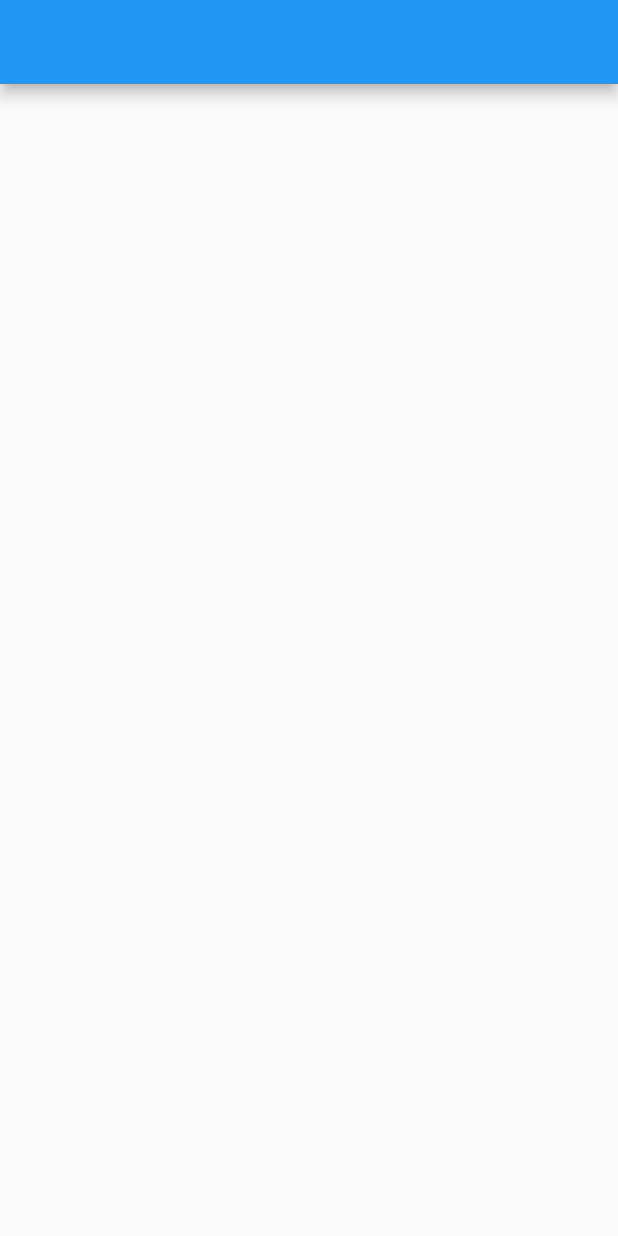
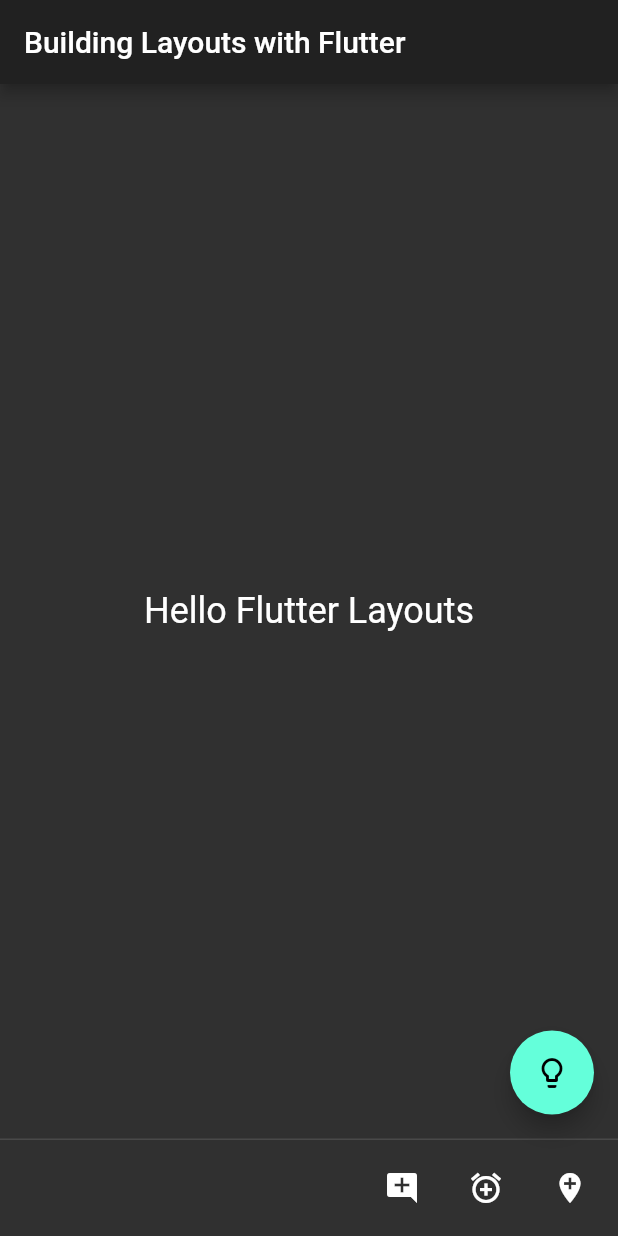
Before and after one commit to ChidiChuks/hello_layouts, a Flutter app: the screen it shows after launch, on a phone screen of 412 x 824 dp. Run offline on Flutter 3.47's test engine with Material 2 defaults, Android fonts, the phone set to English and light mode, and no system bars.

Commit message:
creating floating action button and persistent footer buttons widget

```diff
--- a/lib/main.dart
+++ b/lib/main.dart
@@ -6,8 +6,38 @@ class MyApp extends StatelessWidget {
   @override
   Widget build(BuildContext context) {
     return MaterialApp(
+      theme: ThemeData(
+        brightness: Brightness.dark,
+      ),
       home: Scaffold(
-        appBar: AppBar(),
+        appBar: AppBar(
+          title: Text('Building Layouts with Flutter'),
+        ),
+        body: Center(
+          child: Text('Hello Flutter Layouts',
+            style: TextStyle(fontSize: 24.0, ),
+          ),
+        ),
+        floatingActionButton: FloatingActionButton(
+          child: Icon(Icons.lightbulb_outline),
+          onPressed: () {
+            print('You rang!');
+          },
+        ),
+        persistentFooterButtons: <Widget>[
+          IconButton(
+            icon: Icon(Icons.add_comment),
+            onPressed: () {},
+          ),
+          IconButton(
+            icon: Icon(Icons.add_alarm),
+            onPressed: () {},
+          ),
+          IconButton(
+            icon: Icon(Icons.add_location),
+            onPressed: () {},
+          )
+        ],
       ),
     );
   }
```
